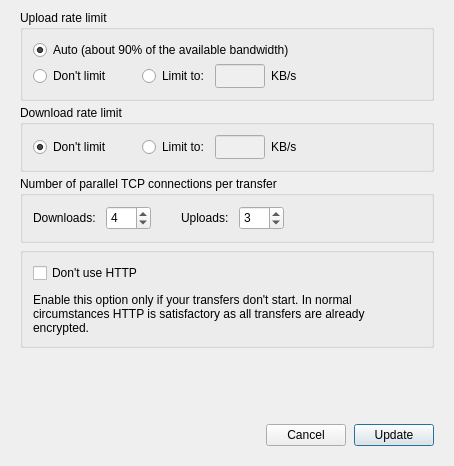
Old version of the form src/MEGASync/gui/linux/BandwidthSettings.ui in the repository meganz/MEGAsync.
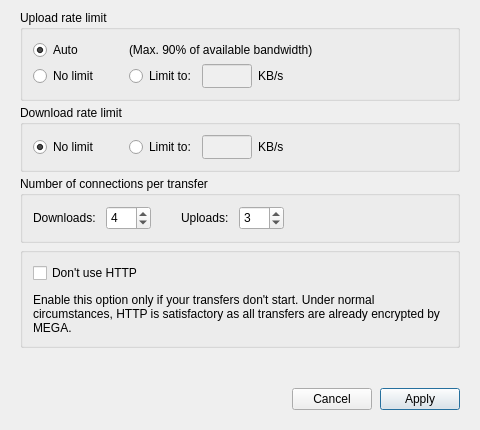
New version of the form.

Commit message: SNC-2077. Handle translation after Settings revamp

Patch:
```diff
--- a/src/MEGASync/gui/linux/BandwidthSettings.ui
+++ b/src/MEGASync/gui/linux/BandwidthSettings.ui
@@ -9,8 +9,8 @@
    <rect>
     <x>0</x>
     <y>0</y>
-    <width>454</width>
-    <height>466</height>
+    <width>480</width>
+    <height>430</height>
    </rect>
   </property>
   <property name="windowTitle">
@@ -85,37 +85,6 @@
       <property name="bottomMargin">
        <number>10</number>
       </property>
-      <item row="0" column="0" colspan="2">
-       <widget class="QRadioButton" name="rUploadAutoLimit">
-        <property name="sizePolicy">
-         <sizepolicy hsizetype="Minimum" vsizetype="Preferred">
-          <horstretch>0</horstretch>
-          <verstretch>0</verstretch>
-         </sizepolicy>
-        </property>
-        <property name="minimumSize">
-         <size>
-          <width>0</width>
-          <height>0</height>
-         </size>
-        </property>
-        <property name="maximumSize">
-         <size>
-          <width>16777215</width>
-          <height>16777215</height>
-         </size>
-        </property>
-        <property name="styleSheet">
-         <string notr="true"/>
-        </property>
-        <property name="text">
-         <string>Auto (about 90% of the available bandwidth)</string>
-        </property>
-        <property name="checked">
-         <bool>true</bool>
-        </property>
-       </widget>
-      </item>
       <item row="1" column="0">
        <widget class="QRadioButton" name="rUploadNoLimit">
         <property name="sizePolicy">
@@ -137,7 +106,7 @@
          </size>
         </property>
         <property name="text">
-         <string>Don't limit</string>
+         <string>No limit</string>
         </property>
         <property name="checked">
          <bool>false</bool>
@@ -246,6 +215,44 @@
         </layout>
        </widget>
       </item>
+      <item row="0" column="0">
+       <widget class="QRadioButton" name="rUploadAutoLimit">
+        <property name="sizePolicy">
+         <sizepolicy hsizetype="Minimum" vsizetype="Preferred">
+          <horstretch>0</horstretch>
+          <verstretch>0</verstretch>
+         </sizepolicy>
+        </property>
+        <property name="minimumSize">
+         <size>
+          <width>0</width>
+          <height>0</height>
+         </size>
+        </property>
+        <property name="maximumSize">
+         <size>
+          <width>16777215</width>
+          <height>16777215</height>
+         </size>
+        </property>
+        <property name="styleSheet">
+         <string notr="true"/>
+        </property>
+        <property name="text">
+         <string>Auto</string>
+        </property>
+        <property name="checked">
+         <bool>true</bool>
+        </property>
+       </widget>
+      </item>
+      <item row="0" column="1">
+       <widget class="QLabel" name="label">
+        <property name="text">
+         <string>(Max. 90% of available bandwidth)</string>
+        </property>
+       </widget>
+      </item>
      </layout>
     </widget>
    </item>
@@ -306,7 +313,7 @@
          </size>
         </property>
         <property name="text">
-         <string>Don't limit</string>
+         <string>No limit</string>
         </property>
         <property name="checked">
          <bool>true</bool>
@@ -403,7 +410,7 @@
    <item>
     <widget class="QGroupBox" name="wTransferConnections">
      <property name="title">
-      <string>Number of parallel TCP connections per transfer</string>
+      <string>Number of connections per transfer</string>
      </property>
      <layout class="QFormLayout" name="formLayout">
       <property name="fieldGrowthPolicy">
@@ -545,7 +552,7 @@
          </sizepolicy>
         </property>
         <property name="text">
-         <string>Enable this option only if your transfers don't start. In normal circumstances HTTP is satisfactory as all transfers are already encrypted.</string>
+         <string>Enable this option only if your transfers don't start. Under normal circumstances, HTTP is satisfactory as all transfers are already encrypted by MEGA.</string>
         </property>
         <property name="wordWrap">
          <bool>true</bool>
@@ -615,7 +622,7 @@
       <item>
        <widget class="QPushButton" name="bUpdate">
         <property name="text">
-         <string>Update</string>
+         <string>Apply</string>
         </property>
         <property name="default">
          <bool>true</bool>
```
The commit also changes 16 other files.
